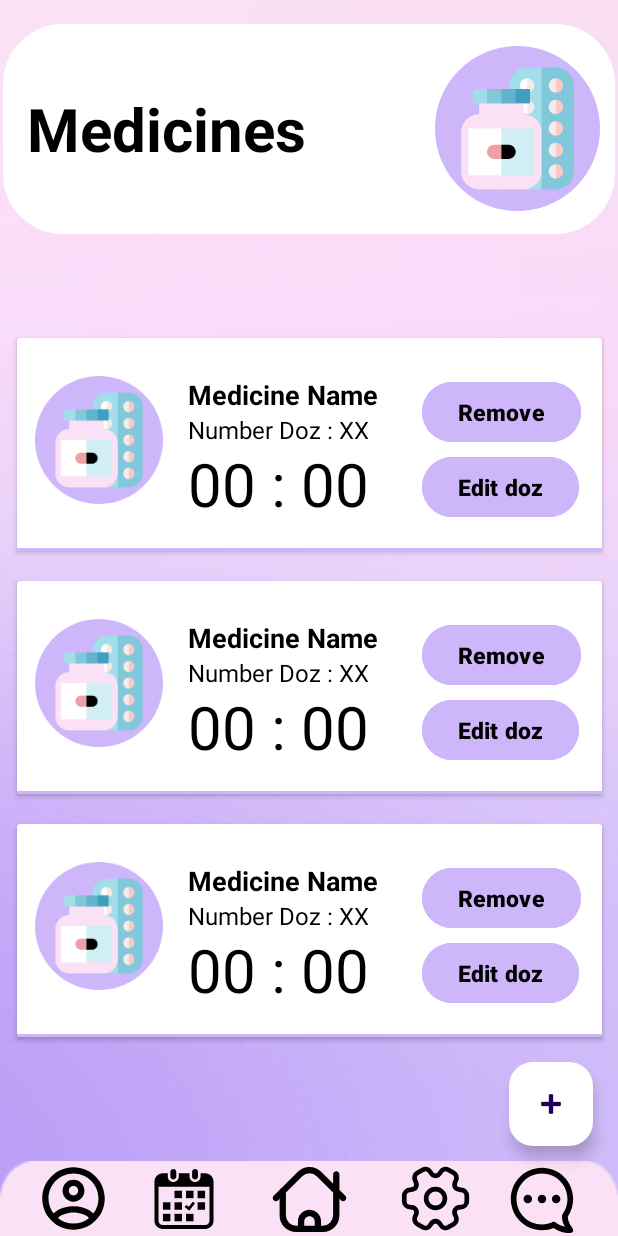
After one commit to YaraMohamed12/Careplace, an Android app: the layout activity_medicine_list.xml on its own in the app's theme, with its tools: preview values and no code run, on a phone screen of 412 x 824 dp. The commit adds this screen. Run offline under Robolectric (Android 15) with nearby library versions, the phone set to English and light mode, and no system bars.

Commit message:
start work in the remdiner part

```diff
--- a/app/src/main/AndroidManifest.xml
+++ b/app/src/main/AndroidManifest.xml
@@ -13,6 +13,9 @@
         android:theme="@style/Theme.CarePlace"
         tools:targetApi="31">
         <activity
+            android:name=".Medicine_List"
+            android:exported="false" />
+        <activity
             android:name=".Doctors_List"
             android:exported="false" />
         <activity
@@ -27,7 +30,6 @@
         <activity
             android:name=".Reset_Password"
             android:exported="false" />
-
         <activity
             android:name=".ForgetPasswordScreen"
             android:exported="false" />
--- a/app/src/main/java/com/example/careplace/Patient_Home_Screen.kt
+++ b/app/src/main/java/com/example/careplace/Patient_Home_Screen.kt
@@ -28,6 +28,7 @@ class Patient_Home_Screen : AppCompatActivity() {
     private var Appuser: FirebaseUser? = null
     lateinit var Goto_chat : ImageView
     lateinit var select_doc : FrameLayout
+    lateinit var select_Mdeicine : FrameLayout
 
     @SuppressLint("MissingInflatedId")
     override fun onCreate(savedInstanceState: Bundle?) {
@@ -38,6 +39,7 @@ class Patient_Home_Screen : AppCompatActivity() {
         patname = findViewById(R.id.textView13)
         Goto_chat = findViewById(R.id.goto_chat)
         select_doc = findViewById(R.id.choose_doctor)
+        select_Mdeicine = findViewById(R.id.choose_medicine)
         toolbar = findViewById(R.id.mytoolbar)
         toolbar.inflateMenu(R.menu.main_menu)
         menuInflate()
@@ -50,6 +52,10 @@ class Patient_Home_Screen : AppCompatActivity() {
 
         select_doc.setOnClickListener {
             val my_intent = Intent(this,Choose_your_doc::class.java)
+            startActivity(my_intent)
+        }
+        select_Mdeicine.setOnClickListener {
+            val my_intent = Intent(this,Medicine_List::class.java)
             startActivity(my_intent)
         }
 
--- a/app/src/main/res/drawable/sqarue.xml
+++ b/app/src/main/res/drawable/sqarue.xml
@@ -1,12 +1,14 @@
 <?xml version="1.0" encoding="utf-8"?>
 <shape xmlns:android="http://schemas.android.com/apk/res/android">
-<corners android:topLeftRadius="70dp"
-    android:topRightRadius="70dp"
+<corners android:bottomRightRadius="40dp"
+    android:bottomLeftRadius="40dp"
+    android:topRightRadius="40dp"
+    android:topLeftRadius="40dp"
     >
 
 </corners>
     <solid
-        android:color="@color/purple"
+        android:color="@color/white"
         >
     </solid>
 
--- /dev/null
+++ b/app/src/main/res/layout/activity_medicine_list.xml
@@ -0,0 +1,147 @@
+<?xml version="1.0" encoding="utf-8"?>
+<androidx.constraintlayout.widget.ConstraintLayout xmlns:android="http://schemas.android.com/apk/res/android"
+    xmlns:app="http://schemas.android.com/apk/res-auto"
+    xmlns:tools="http://schemas.android.com/tools"
+    android:id="@+id/main"
+    android:layout_width="match_parent"
+    android:layout_height="match_parent"
+    android:background="@drawable/background"
+    tools:context=".Medicine_List">
+
+    <FrameLayout
+        android:id="@+id/choose_medicine"
+        android:layout_width="match_parent"
+        android:layout_height="140dp"
+        android:layout_marginTop="16dp"
+       android:layout_marginStart="2dp"
+        android:layout_marginEnd="2dp"
+        android:layout_gravity="center"
+        android:background="@drawable/sqarue"
+        app:layout_constraintEnd_toEndOf="parent"
+        app:layout_constraintHorizontal_bias="0.497"
+        app:layout_constraintStart_toStartOf="parent"
+        app:layout_constraintTop_toTopOf="parent">
+
+        <LinearLayout
+            android:layout_width="match_parent"
+            android:layout_height="match_parent"
+            android:orientation="horizontal">
+
+            <TextView
+                android:id="@+id/textView9"
+                android:layout_width="wrap_content"
+                android:layout_height="wrap_content"
+                android:layout_gravity="center"
+                android:layout_margin="16dp"
+                android:text="Medicines"
+                android:textColor="@color/black"
+                android:textSize="40sp"
+                android:textStyle="bold" />
+
+            <ImageView
+                android:id="@+id/imageView14"
+                android:layout_width="110dp"
+                android:layout_height="110dp"
+                android:layout_gravity="center"
+                android:layout_marginStart="70dp"
+                app:srcCompat="@drawable/medicine_pic" />
+        </LinearLayout>
+    </FrameLayout>
+
+
+    <com.google.android.material.floatingactionbutton.FloatingActionButton
+        android:id="@+id/myFloatButton"
+        android:layout_width="wrap_content"
+        android:layout_height="wrap_content"
+        android:layout_marginBottom="60dp"
+        android:backgroundTint="@color/white"
+        android:clickable="true"
+        android:contentDescription="@string/app_name"
+        app:layout_constraintBottom_toBottomOf="parent"
+        app:layout_constraintEnd_toEndOf="parent"
+        app:layout_constraintHorizontal_bias="0.954"
+        app:layout_constraintStart_toStartOf="parent"
+        app:srcCompat="@android:drawable/ic_input_add" />
+
+    <androidx.recyclerview.widget.RecyclerView
+        android:layout_width="410dp"
+        android:layout_height="499dp"
+        tools:listitem="@layout/medicine_card"
+        app:layout_constraintBottom_toTopOf="@+id/frameLayout"
+        app:layout_constraintEnd_toEndOf="parent"
+        app:layout_constraintStart_toStartOf="parent"
+        app:layout_constraintTop_toBottomOf="@+id/choose_medicine" />
+
+    <FrameLayout
+        android:id="@+id/frameLayout"
+        android:layout_width="match_parent"
+        android:layout_height="50dp"
+        android:background="@drawable/rectangle51"
+        app:layout_constraintBottom_toBottomOf="parent"
+        app:layout_constraintEnd_toEndOf="parent"
+        app:layout_constraintHorizontal_bias="0.496"
+        app:layout_constraintStart_toStartOf="parent">
+
+        <androidx.constraintlayout.widget.ConstraintLayout
+            android:layout_width="match_parent"
+            android:layout_height="match_parent">
+
+
+            <ImageView
+                android:id="@+id/imageView10"
+                android:layout_width="70dp"
+                android:layout_height="70dp"
+                app:layout_constraintBottom_toBottomOf="parent"
+                app:layout_constraintEnd_toEndOf="parent"
+                app:layout_constraintHorizontal_bias="0.5"
+                app:layout_constraintStart_toStartOf="parent"
+                app:layout_constraintTop_toTopOf="parent"
+                app:srcCompat="@drawable/home" />
+
+            <ImageView
+                android:id="@+id/goto_chat"
+                android:layout_width="45dp"
+                android:layout_height="45dp"
+                app:layout_constraintBottom_toBottomOf="parent"
+                app:layout_constraintEnd_toEndOf="parent"
+                app:layout_constraintHorizontal_bias="0.779"
+                app:layout_constraintStart_toEndOf="@+id/imageView10"
+                app:layout_constraintTop_toTopOf="parent"
+                app:layout_constraintVertical_bias="0.6"
+                app:srcCompat="@drawable/chat" />
+
+            <ImageView
+                android:id="@+id/imageView12"
+                android:layout_width="50dp"
+                android:layout_height="50dp"
+                app:layout_constraintBottom_toBottomOf="parent"
+                app:layout_constraintEnd_toStartOf="@+id/goto_chat"
+                app:layout_constraintHorizontal_bias="0.5"
+                app:layout_constraintStart_toEndOf="@+id/imageView10"
+                app:layout_constraintTop_toTopOf="parent"
+                app:srcCompat="@drawable/setting" />
+
+            <ImageView
+                android:id="@+id/imageView7"
+                android:layout_width="50dp"
+                android:layout_height="50dp"
+                android:layout_marginStart="24dp"
+                app:layout_constraintBottom_toBottomOf="parent"
+                app:layout_constraintStart_toStartOf="parent"
+                app:layout_constraintTop_toTopOf="parent"
+                app:srcCompat="@drawable/person_circle" />
+
+            <ImageView
+                android:id="@+id/imageView13"
+                android:layout_width="wrap_content"
+                android:layout_height="wrap_content"
+                app:layout_constraintBottom_toBottomOf="parent"
+                app:layout_constraintEnd_toStartOf="@+id/imageView10"
+                app:layout_constraintStart_toEndOf="@+id/imageView7"
+                app:layout_constraintTop_toTopOf="parent"
+                app:srcCompat="@drawable/calendar" />
+        </androidx.constraintlayout.widget.ConstraintLayout>
+    </FrameLayout>
+
+
+</androidx.constraintlayout.widget.ConstraintLayout>
--- /dev/null
+++ b/app/src/main/res/layout/medicine_card.xml
@@ -0,0 +1,85 @@
+<?xml version="1.0" encoding="utf-8"?>
+<androidx.cardview.widget.CardView
+    xmlns:android="http://schemas.android.com/apk/res/android"
+    xmlns:app="http://schemas.android.com/apk/res-auto"
+    android:layout_width="match_parent"
+    android:layout_height="wrap_content"
+    android:layout_margin="10dp"
+
+    >
+
+    <com.google.android.material.imageview.ShapeableImageView
+        android:id="@+id/pill_img"
+        android:layout_width="85dp"
+        android:layout_height="115dp"
+        android:layout_marginStart="12dp"
+        android:layout_marginTop="10dp"
+        android:adjustViewBounds="true"
+        android:scaleType="centerInside"
+        android:src="@drawable/medicine_pic"
+        app:shapeAppearanceOverlay="@style/RoundedCorner" />
+
+    <TextView
+        android:id="@+id/Medicine_name"
+        android:layout_width="wrap_content"
+        android:layout_height="wrap_content"
+        android:layout_marginStart="114dp"
+        android:layout_marginTop="25dp"
+        android:text="Medicine Name"
+        android:textColor="@color/black"
+        android:textStyle="bold"
+        android:textSize="18sp"
+        />
+
+    <TextView
+        android:id="@+id/crd_spec1"
+        android:layout_width="wrap_content"
+        android:layout_height="wrap_content"
+        android:text="Number Doz : XX"
+        android:textColor="@color/black"
+        android:layout_marginStart="114dp"
+        android:layout_marginTop="50dp"
+        android:textSize="16sp"
+
+        />
+
+    <Button
+        android:id="@+id/Remove_btn"
+        android:layout_width="wrap_content"
+        android:layout_height="wrap_content"
+        android:layout_marginStart="270dp"
+        android:layout_marginTop="25dp"
+        android:textStyle="bold"
+        android:backgroundTint="@color/purple"
+        android:text="Remove"
+        android:textColor="@color/black"
+        android:textSize="15sp" />
+    <Button
+        android:id="@+id/Edit_btn"
+        android:layout_width="wrap_content"
+        android:layout_height="wrap_content"
+        android:layout_marginStart="270dp"
+        android:layout_marginTop="75dp"
+        android:textStyle="bold"
+        android:backgroundTint="@color/purple"
+        android:text="Edit doz"
+        android:textColor="@color/black"
+        android:textSize="15sp" />
+
+    <TextView
+        android:id="@+id/timeofdoz"
+        android:text="00 : 00"
+        android:textSize="40dp"
+        android:textColor="@color/black"
+        android:layout_width="wrap_content"
+        android:layout_height="wrap_content"
+        android:layout_marginStart="114dp"
+        android:layout_marginTop="70dp" />
+
+    <View
+        android:layout_width="match_parent"
+        android:layout_height="2dp"
+        android:layout_marginTop="140dp"
+        android:background="@color/purple"
+        />
+</androidx.cardview.widget.CardView>
```
Also changed, not shown: app/src/main/java/com/example/careplace/Medicine_List.kt (added, +26 -0 lines), app/src/main/res/layout/activity_choose_your_doc.xml (+13 -9 lines), app/src/main/res/layout/medicine_dialog.xml (added, +97 -0 lines).
